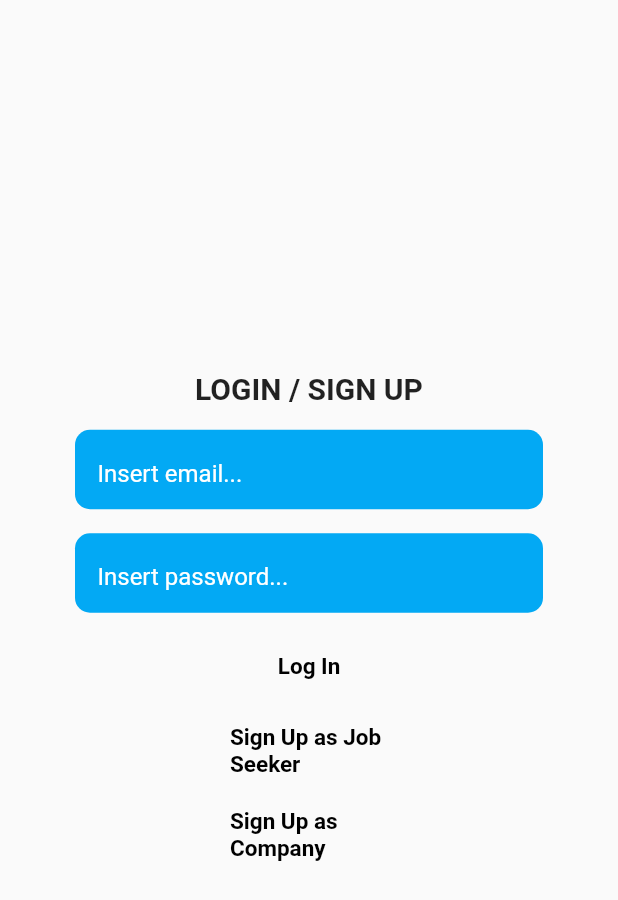
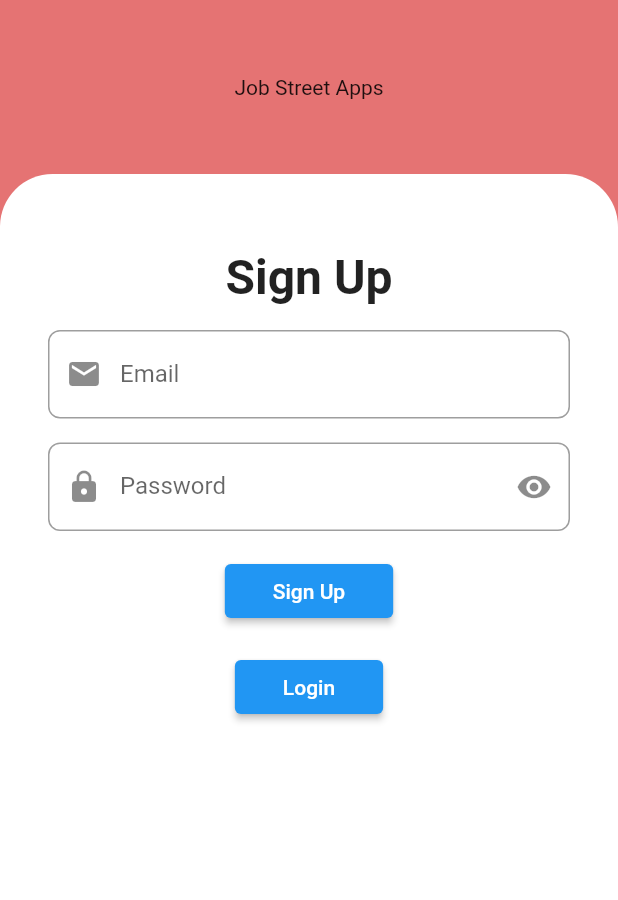
Before and after one commit to mchlkevin/project_jobstreet, a Flutter app: the screen it shows after launch, on a phone screen of 412 x 824 dp. Shown: the top 900 px of the screen. Run offline on Flutter 3.47's test engine with Material 2 defaults, Android fonts, the phone set to English and light mode, and no system bars; our stand-ins replace cloud_firestore, firebase_auth, firebase_core; accounts and stored records are empty.

Commit message:
Coba ini

```diff
--- a/lib/hscreencompany.dart
+++ b/lib/hscreencompany.dart
@@ -47,7 +47,7 @@ class _HomeScreenCompanyState extends State<HomeScreenCompany> {
             height: 40,
             width: MediaQuery.of(context).size.width / 3,
             child: FlatButton(
-              color: Colors.blueAccent,
+              color: Colors.lightBlue,
               textColor: Colors.white,
               onPressed: () {
                 Navigator.push(context,
@@ -63,7 +63,7 @@ class _HomeScreenCompanyState extends State<HomeScreenCompany> {
             height: 40,
             width: MediaQuery.of(context).size.width / 3,
             child: FlatButton(
-              color: Colors.blueAccent,
+              color: Colors.lightBlue,
               textColor: Colors.white,
               onPressed: () {},
               child: Text("Buat Lowongan"),
@@ -76,7 +76,7 @@ class _HomeScreenCompanyState extends State<HomeScreenCompany> {
             height: 40,
             width: MediaQuery.of(context).size.width / 3,
             child: FlatButton(
-              color: Colors.blueAccent,
+              color: Colors.lightBlue,
               textColor: Colors.white,
               onPressed: () {
                 FirebaseAuth.instance.signOut();
--- a/lib/mainscreen.dart
+++ b/lib/mainscreen.dart
@@ -12,111 +12,97 @@ class MainScreen extends StatefulWidget {
 class _MainScreenState extends State<MainScreen> {
   TextEditingController emailController = new TextEditingController();
   TextEditingController passwordController = new TextEditingController();
-
+  bool isVisible = true;
   @override
   Widget build(BuildContext context) {
     return Scaffold(
-      body: Center(
+      backgroundColor: Colors.red.shade300,
+      body: Container(
         child: Column(
-          mainAxisAlignment: MainAxisAlignment.center,
           children: [
+            Container(
+                padding: EdgeInsets.symmetric(vertical: 50),
+                child: Text('Job Street Apps')),
+            Expanded(
+              child: Container(
+                padding: EdgeInsets.symmetric(horizontal: 32),
+                constraints: BoxConstraints.expand(),
+                decoration: BoxDecoration(
+                    color: Colors.white,
+                    borderRadius: BorderRadius.only(
+                        topLeft: Radius.circular(35),
+                        topRight: Radius.circular(35))),
+                child: Column(
+                  children: [
+                    SizedBox(
+                      height: 50,
+                    ),
                     Text(
-              "LOGIN / SIGN UP",
-              style: TextStyle(fontWeight: FontWeight.bold, fontSize: 20),
+                      'Sign Up',
+                      style:
+                          TextStyle(fontSize: 32, fontWeight: FontWeight.bold),
                     ),
                     SizedBox(
                       height: 16,
                     ),
-            Container(
-              margin: EdgeInsets.symmetric(
-                horizontal: 50,
-              ),
-              child: Container(
-                decoration: BoxDecoration(
-                  color: Colors.lightBlue,
-                  borderRadius: new BorderRadius.circular(10.0),
-                ),
-                child: Padding(
-                  padding: EdgeInsets.only(left: 15, right: 15, top: 5),
-                  child: TextFormField(
+                    TextField(
                       controller: emailController,
+                      onChanged: (value) {
+                        setState(() {});
+                      },
                       decoration: InputDecoration(
-                      hintText: "Insert email...",
-                      hintStyle: TextStyle(color: Colors.white),
-                      border: InputBorder.none,
-                    ),
-                  ),
-                ),
-              ),
+                          // icon: Icon(Icons.mail),
+                          prefixIcon: Icon(Icons.mail),
+                          suffixIcon: emailController.text.isEmpty
+                              ? Text('')
+                              : GestureDetector(
+                                  onTap: () {
+                                    emailController.clear();
+                                  },
+                                  child: Icon(Icons.close)),
+                          hintText: 'example@mail.com',
+                          labelText: 'Email',
+                          border: OutlineInputBorder(
+                              borderRadius: BorderRadius.circular(8),
+                              borderSide:
+                                  BorderSide(color: Colors.red, width: 1))),
                     ),
                     SizedBox(
                       height: 16,
                     ),
-            Container(
-              margin: EdgeInsets.symmetric(
-                horizontal: 50,
-              ),
-              child: Container(
-                decoration: BoxDecoration(
-                  color: Colors.lightBlue,
-                  borderRadius: new BorderRadius.circular(10.0),
-                ),
-                child: Padding(
-                  padding: EdgeInsets.only(left: 15, right: 15, top: 5),
-                  child: TextFormField(
+                    TextField(
+                      obscureText: isVisible,
                       controller: passwordController,
+                      onChanged: (value) {
+                        print(value);
+                      },
+                      //
                       decoration: InputDecoration(
-                      hintText: "Insert password...",
-                      hintStyle: TextStyle(color: Colors.white),
-                      border: InputBorder.none,
-                    ),
-                    obscureText: true,
-                  ),
-                ),
-              ),
+                          // icon: Icon(Icons.mail),
+                          prefixIcon: Icon(Icons.lock),
+                          suffixIcon: GestureDetector(
+                              onTap: () {
+                                isVisible = !isVisible;
+                                setState(() {});
+                              },
+                              child: Icon(isVisible
+                                  ? Icons.visibility
+                                  : Icons.visibility_off)),
+                          hintText: 'type your password',
+                          labelText: 'Password',
+                          border: OutlineInputBorder(
+                              borderRadius: BorderRadius.circular(8),
+                              borderSide:
+                                  BorderSide(color: Colors.red, width: 1))),
                     ),
                     SizedBox(
                       height: 16,
                     ),
-            Container(
-              height: 40,
-              width: MediaQuery.of(context).size.width / 3,
-              child: FlatButton(
-                textColor: Colors.black,
+                    ElevatedButton(
                         onPressed: () {
                           final String email = emailController.text.trim();
-                  final String password = passwordController.text.trim();
-
-                  if (email.isEmpty) {
-                    print("Email is Empty");
-                  } else {
-                    if (password.isEmpty) {
-                      print("Password is Empty");
-                    } else {
-                      context.read<AuthService>().login(
-                            email,
-                            password,
-                          );
-                    }
-                  }
-                },
-                child: Text(
-                  "Log In",
-                  style: TextStyle(fontSize: 15, fontWeight: FontWeight.bold),
-                ),
-              ),
-            ),
-            SizedBox(
-              height: 16,
-            ),
-            Container(
-              height: 40,
-              width: MediaQuery.of(context).size.width / 3,
-              child: FlatButton(
-                textColor: Colors.black,
-                onPressed: () {
-                  final String email = emailController.text.trim();
-                  final String password = passwordController.text.trim();
+                          final String password =
+                              passwordController.text.trim();
 
                           if (email.isEmpty) {
                             print("Email is Empty");
@@ -140,29 +126,29 @@ class _MainScreenState extends State<MainScreen> {
                                   'uid': user?.uid,
                                   'email': email,
                                   'password': password,
-                          'jobSeeker': true
+                                  'jobSeeker': true,
+                                  'interest-on': ' ',
+                                  'major-in': ' ',
+                                  'domicile': ' ',
+                                  'full-name': ' '
                                 });
                               });
                             }
                           }
                         },
-                child: Text(
-                  "Sign Up as Job Seeker",
-                  style: TextStyle(fontSize: 15, fontWeight: FontWeight.bold),
-                ),
-              ),
-            ),
+                        child: Padding(
+                          padding: const EdgeInsets.symmetric(
+                              horizontal: 16, vertical: 10),
+                          child: Text('Sign Up'),
+                        )),
                     SizedBox(
                       height: 16,
                     ),
-            Container(
-              height: 40,
-              width: MediaQuery.of(context).size.width / 3,
-              child: FlatButton(
-                textColor: Colors.black,
+                    ElevatedButton(
                         onPressed: () {
                           final String email = emailController.text.trim();
-                  final String password = passwordController.text.trim();
+                          final String password =
+                              passwordController.text.trim();
 
                           if (email.isEmpty) {
                             print("Email is Empty");
@@ -170,34 +156,22 @@ class _MainScreenState extends State<MainScreen> {
                             if (password.isEmpty) {
                               print("Password is Empty");
                             } else {
-                      context
-                          .read<AuthService>()
-                          .signUpCompany(
+                              context.read<AuthService>().login(
                                     email,
                                     password,
-                          )
-                          .then((value) async {
-                        User? user = FirebaseAuth.instance.currentUser;
-
-                        await FirebaseFirestore.instance
-                            .collection("company")
-                            .doc(user?.uid)
-                            .set({
-                          'uid': user?.uid,
-                          'email': email,
-                          'password': password,
-                          'jobSeeker': false
-                        });
-                      });
+                                  );
                             }
                           }
                         },
-                child: Text(
-                  "Sign Up as Company",
-                  style: TextStyle(fontSize: 15, fontWeight: FontWeight.bold),
+                        child: Padding(
+                          padding: const EdgeInsets.symmetric(
+                              horizontal: 16, vertical: 10),
+                          child: Text('Login'),
+                        ))
+                  ],
                 ),
               ),
-            ),
+            )
           ],
         ),
       ),
```
Also changed, not shown: lib/detCompany.dart (+42 -10 lines), lib/homescreen.dart (+5 -5 lines), assets/images/profile.png (added). Lines whose indentation alone changed are shown as unchanged.
